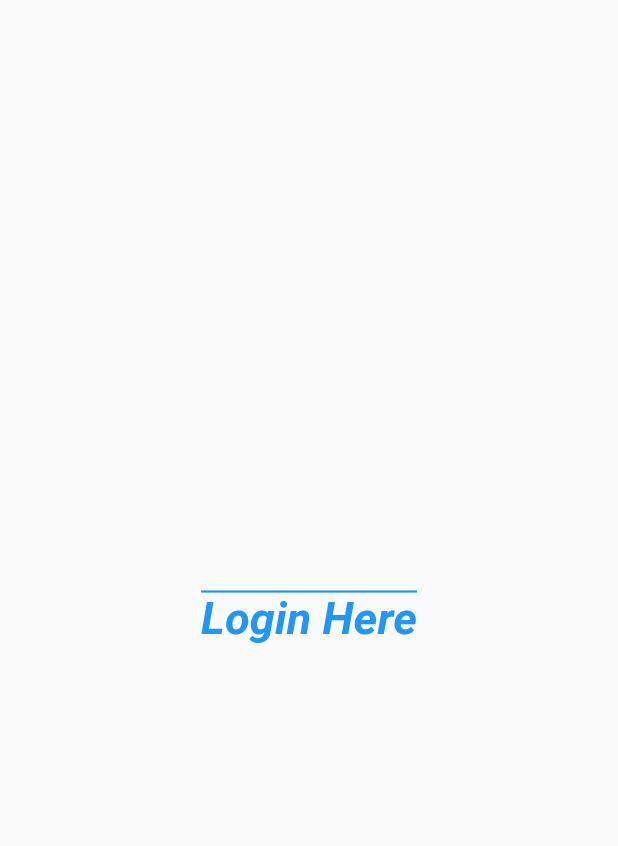
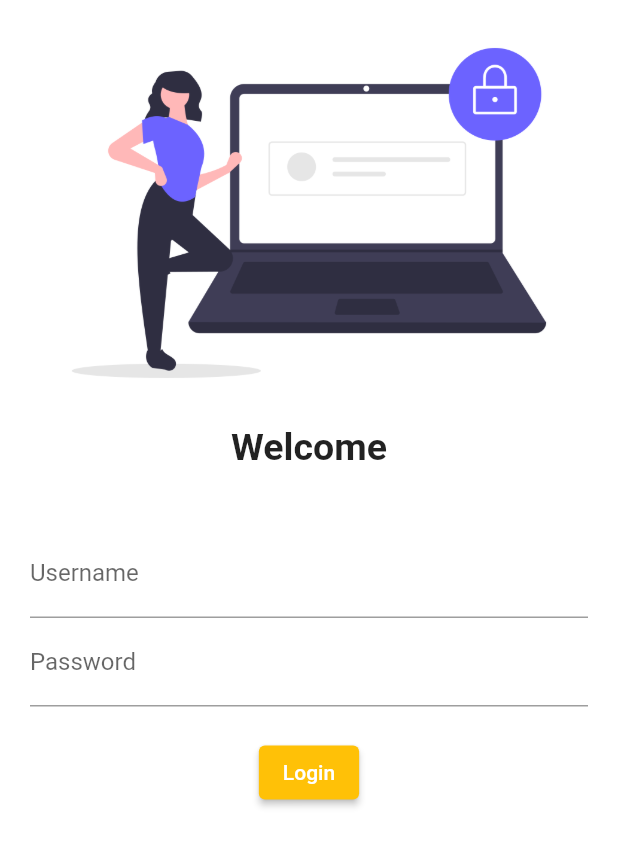
Before and after one commit to kiran22985/Practice_flutter, a Flutter app: the screen it shows after launch, on a phone screen of 412 x 824 dp. Shown: the top 846 px of the screen. Run offline on Flutter 3.47's test engine with Material 2 defaults, Android fonts, the phone set to English and light mode, and no system bars; our stand-ins replace google_fonts; Roboto replaces fonts that are missing (Aclonica).

Commit message:
days4 completed

```diff
--- a/lib/main.dart
+++ b/lib/main.dart
@@ -1,6 +1,9 @@
 import 'package:flutter/material.dart';
 import 'package:flutter_catalog/screens/home.dart';
 import 'package:flutter_catalog/screens/login.dart';
+import 'package:google_fonts/google_fonts.dart';
+
+
 
 void main() {
   runApp(const MyApp());
@@ -24,6 +27,8 @@ class MyApp extends StatelessWidget {
       theme: ThemeData(
 
         primarySwatch: Colors.deepPurple,
+        fontFamily: GoogleFonts.aclonica().fontFamily,
+        //primaryTextTheme: GoogleFonts.latoTextTheme(),
       ),
       //home: const HomePage(),
       initialRoute: '/login',
--- a/lib/screens/login.dart
+++ b/lib/screens/login.dart
@@ -1,23 +1,53 @@
 import 'package:flutter/material.dart';
+
 class LoginPage extends StatelessWidget {
-  const LoginPage({ Key? key }) : super(key: key);
+  const LoginPage({Key? key}) : super(key: key);
 
   @override
   Widget build(BuildContext context) {
-    return const Scaffold(
-      body: SafeArea(child:
-      Center(
-        child: Text('Login Here',
-        textAlign: TextAlign.center,
-        textDirection: TextDirection.rtl,
-        //textScaleFactor: 3.0,
-        style: TextStyle(
-          decoration: TextDecoration.overline,
-          color: Colors.blue,
-          fontSize:30,
-          fontWeight: FontWeight.bold,
-          fontStyle: FontStyle.italic,
-        ),),
+    return Scaffold(
+      backgroundColor: Colors.white,
+      body: SafeArea(
+          child: Center(
+        child: Column(
+          //mainAxisAlignment: MainAxisAlignment.center,
+          children: [
+              Image.asset('assets/images/login_image.png',fit: BoxFit.cover,),
+              const Text('Welcome',style: TextStyle(
+                fontSize: 25,
+                fontWeight: FontWeight.bold,
+              ),),
+              const SizedBox(height:20 ,),
+              Padding(
+                padding: const EdgeInsets.all(20.0),
+                child: Column(
+                  children: [
+                    TextFormField(
+                      decoration:const InputDecoration(
+                        hintText: "Enter ur username",
+                        labelText: "Username",
+
+                      ),
+                    ),
+                    TextFormField(
+                      //maxLines: 5,
+                      obscureText: true,
+                      decoration:const InputDecoration(
+                        hintText: "Enter ur password",
+                        labelText: "Password",
+
+                      ),
+                    ),
+                    SizedBox(height:20),
+                    ElevatedButton(onPressed: (){}, child: const Text('Login',),style: ElevatedButton.styleFrom(
+                      onPrimary: Colors.white,//foreground
+                      primary: Colors.amber//background
+                    ),)
+                  ],
+                ),
+              )
+          ],
+        ),
       )),
     );
   }
--- a/pubspec.yaml
+++ b/pubspec.yaml
@@ -34,6 +34,7 @@ dependencies:
   # The following adds the Cupertino Icons font to your application.
   # Use with the CupertinoIcons class for iOS style icons.
   cupertino_icons: ^1.0.2
+  google_fonts: ^2.3.1
 
 dev_dependencies:
   flutter_test:
@@ -58,8 +59,8 @@ flutter:
   uses-material-design: true
 
   # To add assets to your application, add an assets section, like this:
-  # assets:
-  #   - images/a_dot_burr.jpeg
+  assets:
+    - assets/images/
   #   - images/a_dot_ham.jpeg
 
   # An image asset can refer to one or more resolution-specific "variants", see
```
Also changed, not shown: lib/screens/text.dart (added, +48 -0 lines), assets/images/login_image.png (added), pubspec.lock.
